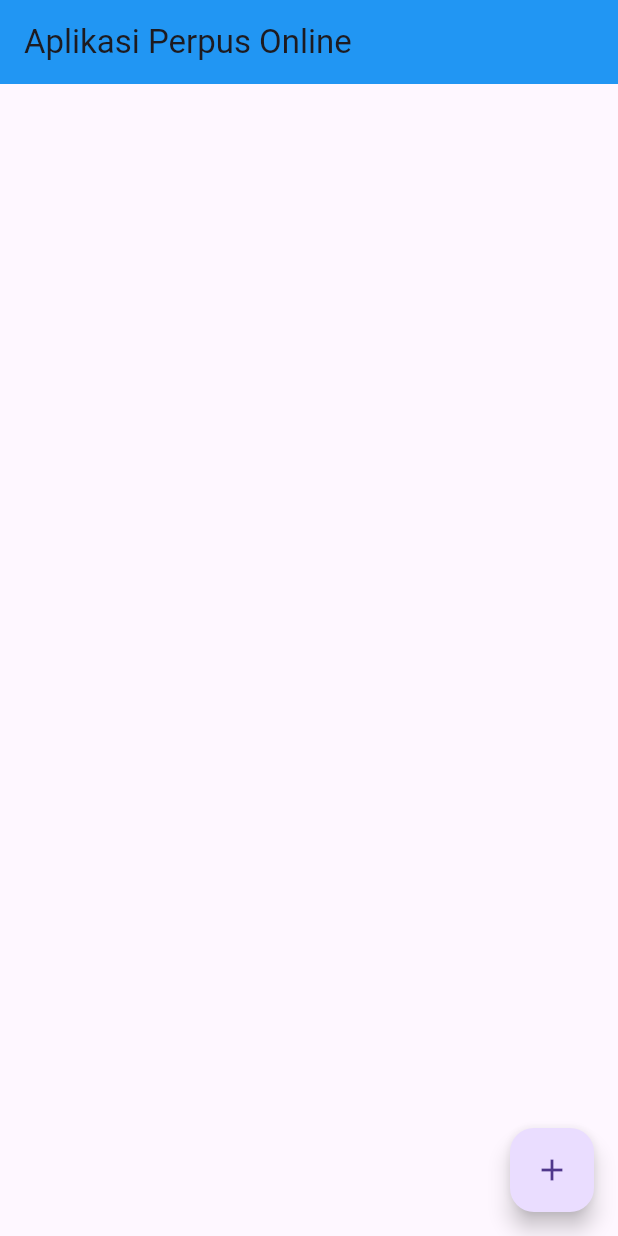
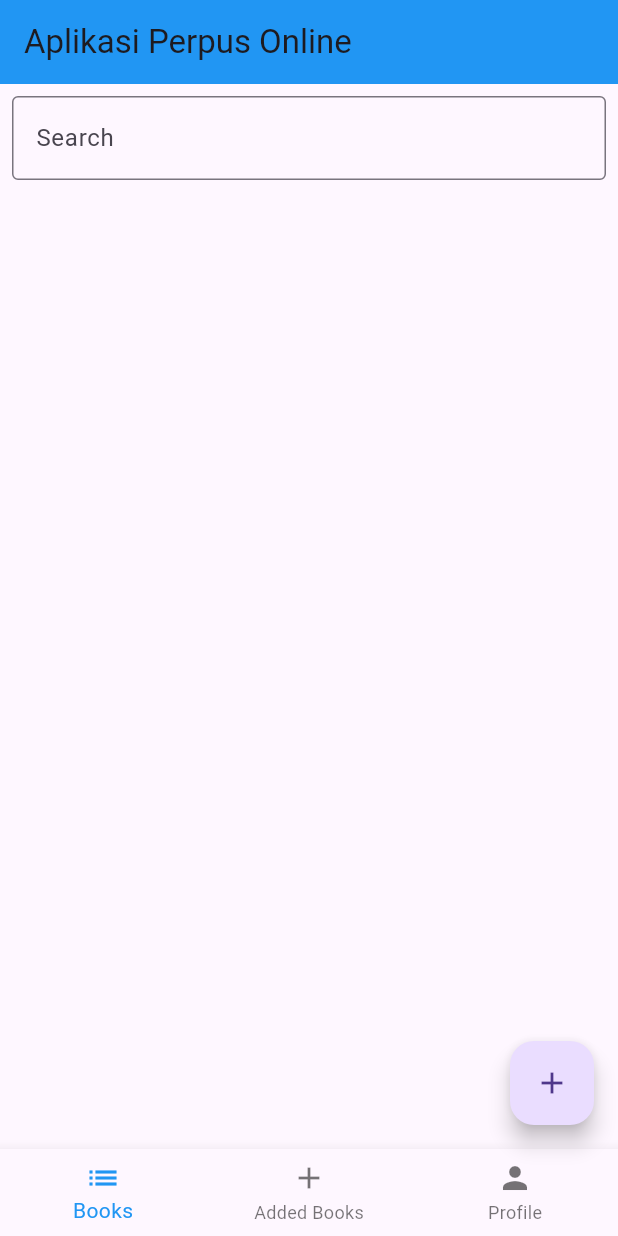
Before and after one commit to SIPalingMumet/Perpus_App, a Flutter app: the HomePage screen opened directly, on a phone screen of 412 x 824 dp. Run offline on Flutter 3.47's test engine with Material 3 defaults, Android fonts, the phone set to English and light mode, and no system bars.

Commit message:
Melakukan Perubahan Mayor pada sistem aplikasi

```diff
--- a/lib/added_books_page.dart
+++ b/lib/added_books_page.dart
@@ -0,0 +1,30 @@
+import 'package:flutter/material.dart';
+import 'package:perpus_app/main.dart';
+
+class AddedBooksPage extends StatelessWidget {
+  final List<Book> books;
+
+  AddedBooksPage({required this.books});
+
+  @override
+  Widget build(BuildContext context) {
+    return ListView.builder(
+      itemCount: books.length,
+      itemBuilder: (context, index) {
+        return Card(
+          child: ListTile(
+            title: Text(books[index].title),
+            subtitle: Text("Pengarang: ${books[index].author}\nTahun: ${books[index].year}\nDeskripsi: ${books[index].description}"),
+            onTap: () {
+              Navigator.pushNamed(
+                context,
+                '/display',
+                arguments: books[index],
+              );
+            },
+          ),
+        );
+      },
+    );
+  }
+}
--- a/lib/book_list_page.dart
+++ b/lib/book_list_page.dart
@@ -0,0 +1,66 @@
+import 'package:flutter/material.dart';
+import 'package:perpus_app/main.dart';
+
+class BookListPage extends StatelessWidget {
+  final List<Book> books;
+  final Function(int) onDeleteBook;
+  final Function(int) onEditBook;
+  final Function(String) onSearch;
+
+  BookListPage({required this.books, required this.onDeleteBook, required this.onEditBook, required this.onSearch});
+
+  @override
+  Widget build(BuildContext context) {
+    return Column(
+      children: [
+        Padding(
+          padding: const EdgeInsets.all(8.0),
+          child: TextField(
+            onChanged: onSearch,
+            decoration: InputDecoration(
+              labelText: 'Search',
+              border: OutlineInputBorder(),
+            ),
+          ),
+        ),
+        Expanded(
+          child: ListView.builder(
+            itemCount: books.length,
+            itemBuilder: (context, index) {
+              return Card(
+                child: ListTile(
+                  title: Text(books[index].title),
+                  subtitle: Text("Pengarang: ${books[index].author}\nTahun: ${books[index].year}"),
+                  trailing: Row(
+                    mainAxisSize: MainAxisSize.min,
+                    children: [
+                      IconButton(
+                        icon: Icon(Icons.edit, color: Colors.blue),
+                        onPressed: () {
+                          onEditBook(index);
+                        },
+                      ),
+                      IconButton(
+                        icon: Icon(Icons.delete, color: Colors.red),
+                        onPressed: () {
+                          onDeleteBook(index);
+                        },
+                      ),
+                    ],
+                  ),
+                  onTap: () {
+                    Navigator.pushNamed(
+                      context,
+                      '/display',
+                      arguments: books[index],
+                    );
+                  },
+                ),
+              );
+            },
+          ),
+        ),
+      ],
+    );
+  }
+}
--- a/lib/main.dart
+++ b/lib/main.dart
@@ -1,8 +1,11 @@
 import 'package:flutter/material.dart';
 import 'package:perpus_app/AddPage.dart';
 import 'package:perpus_app/login_page.dart';
+import 'package:perpus_app/update_page.dart';
 import 'package:perpus_app/splash.dart';
-import 'package:perpus_app/update_page.dart';
+import 'package:perpus_app/book_list_page.dart';
+import 'package:perpus_app/added_books_page.dart';
+import 'package:perpus_app/profil_page.dart';
 
 void main() {
   runApp(MyApp());
@@ -13,14 +16,14 @@ class MyApp extends StatelessWidget {
   Widget build(BuildContext context) {
     return MaterialApp(
       title: 'Aplikasi Perpus Online',
-      initialRoute: '////',
+      initialRoute: '/splash',
       routes: {
         '/': (context) => HomePage(),
         '/add': (context) => AddPage(),
         '/display': (context) => DisplayPage(),
         '//': (context) => LoginPage(),
         '///': (context) => UpdatePage(),
-        '////': (context) => SplashScreen()
+        '/splash': (context) => SplashScreen(),
       },
     );
   }
@@ -34,11 +37,14 @@ class HomePage extends StatefulWidget {
 }
 
 class _HomePageState extends State<HomePage> {
+  int _selectedIndex = 0;
   List<Book> books = [];
+  List<Book> addedBooks = [];
 
   void _addBook(Book book) {
     setState(() {
       books.add(book);
+      addedBooks.add(book);
     });
   }
 
@@ -111,49 +117,55 @@ class _HomePageState extends State<HomePage> {
     );
   }
 
+  List<Book> _filteredBooks = [];
+
+  void _searchBooks(String query) {
+    final filteredBooks = books.where((book) {
+      final bookTitleLower = book.title.toLowerCase();
+      final bookAuthorLower = book.author.toLowerCase();
+      final searchLower = query.toLowerCase();
+      return bookTitleLower.contains(searchLower) || bookAuthorLower.contains(searchLower);
+    }).toList();
+
+    setState(() {
+      _filteredBooks = filteredBooks;
+    });
+  }
+
+  void _onItemTapped(int index) {
+    setState(() {
+      _selectedIndex = index;
+    });
+  }
+
+  Widget _buildPage() {
+    switch (_selectedIndex) {
+      case 0:
+        return BookListPage(books: _filteredBooks.isEmpty ? books : _filteredBooks, onDeleteBook: _deleteBook, onEditBook: _confirmEditBook, onSearch: _searchBooks);
+      case 1:
+        return AddedBooksPage(books: addedBooks);
+      case 2:
+        return ProfilePage();
+      default:
+        return Container();
+    }
+  }
+
+  @override
+  void initState() {
+    super.initState();
+    _filteredBooks = books;
+  }
+
   @override
   Widget build(BuildContext context) {
     return Scaffold(
       appBar: AppBar(
         title: Text("Aplikasi Perpus Online"),
         backgroundColor: Colors.blue,
-        automaticallyImplyLeading: false
+        automaticallyImplyLeading: false,
       ),
-      body: ListView.builder(
-        itemCount: books.length,
-        itemBuilder: (context, index) {
-          return Card(
-            child: ListTile(
-              title: Text(books[index].title),
-              subtitle: Text("Pengarang: ${books[index].author}\nTahun: ${books[index].year}"),
-              trailing: Row(
-                mainAxisSize: MainAxisSize.min,
-                children: [
-                  IconButton(
-                    icon: Icon(Icons.edit, color: Colors.blue),
-                    onPressed: () {
-                      _confirmEditBook(index);
-                    },
-                  ),
-                  IconButton(
-                    icon: Icon(Icons.delete, color: Colors.red),
-                    onPressed: () {
-                      _deleteBook(index);
-                    },
-                  ),
-                ],
-              ),
-              onTap: () {
-                Navigator.pushNamed(
-                  context,
-                  '/display',
-                  arguments: books[index],
-                );
-              },
-            ),
-          );
-        },
-      ),
+      body: _buildPage(),
       floatingActionButton: FloatingActionButton(
         onPressed: () async {
           final newBook = await Navigator.pushNamed(context, '/add');
@@ -162,6 +174,25 @@ class _HomePageState extends State<HomePage> {
           }
         },
         child: Icon(Icons.add),
+      ),
+      bottomNavigationBar: BottomNavigationBar(
+        items: const <BottomNavigationBarItem>[
+          BottomNavigationBarItem(
+            icon: Icon(Icons.list),
+            label: 'Books',
+          ),
+          BottomNavigationBarItem(
+            icon: Icon(Icons.add),
+            label: 'Added Books',
+          ),
+          BottomNavigationBarItem(
+            icon: Icon(Icons.person),
+            label: 'Profile',
+          ),
+        ],
+        currentIndex: _selectedIndex,
+        selectedItemColor: Colors.blue,
+        onTap: _onItemTapped,
       ),
     );
   }
@@ -206,6 +237,11 @@ class DisplayPage extends StatelessWidget {
                 "Tahun Terbit: ${book.year}",
                 style: TextStyle(fontSize: 20, color: Colors.white),
               ),
+              SizedBox(height: 10,),
+              Text(
+                "Deskripsi: ${book.description}",
+                style: TextStyle(fontSize: 20, color: Colors.white),
+              ),
             ],
           ),
         ),
@@ -218,10 +254,12 @@ class Book {
   final String title;
   final String author;
   final String year;
+  final String description;
 
   Book({
     required this.title,
     required this.author,
     required this.year,
+    required this.description,
   });
 }
```
Also changed, not shown: lib/AddPage.dart (+16 -6 lines), lib/profil_page.dart (+13 -0 lines), lib/update_page.dart (+48 -4 lines).
